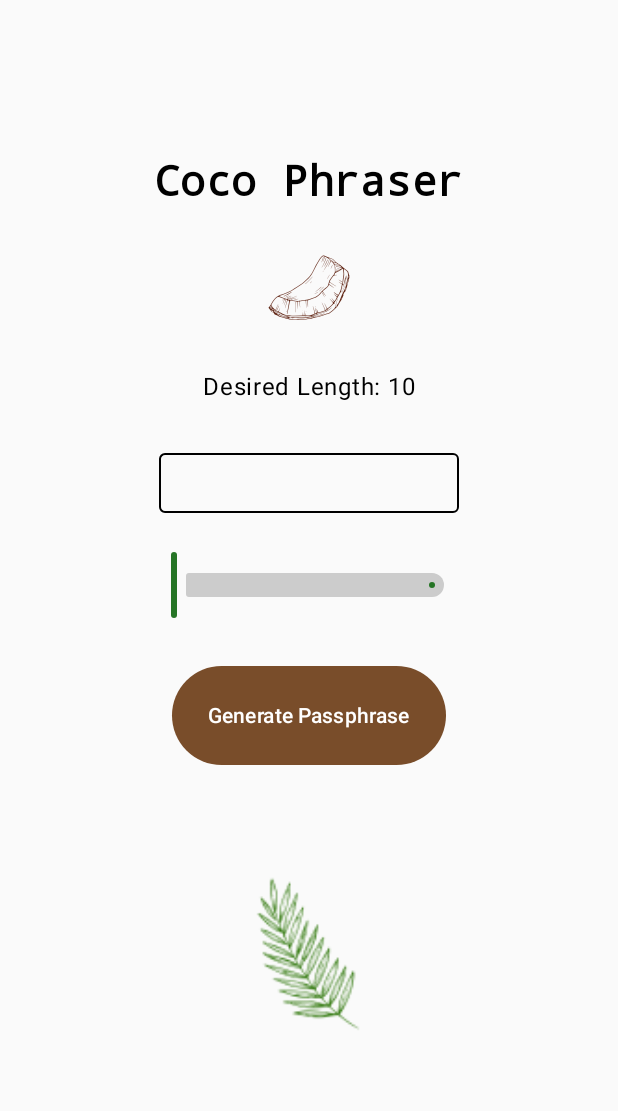
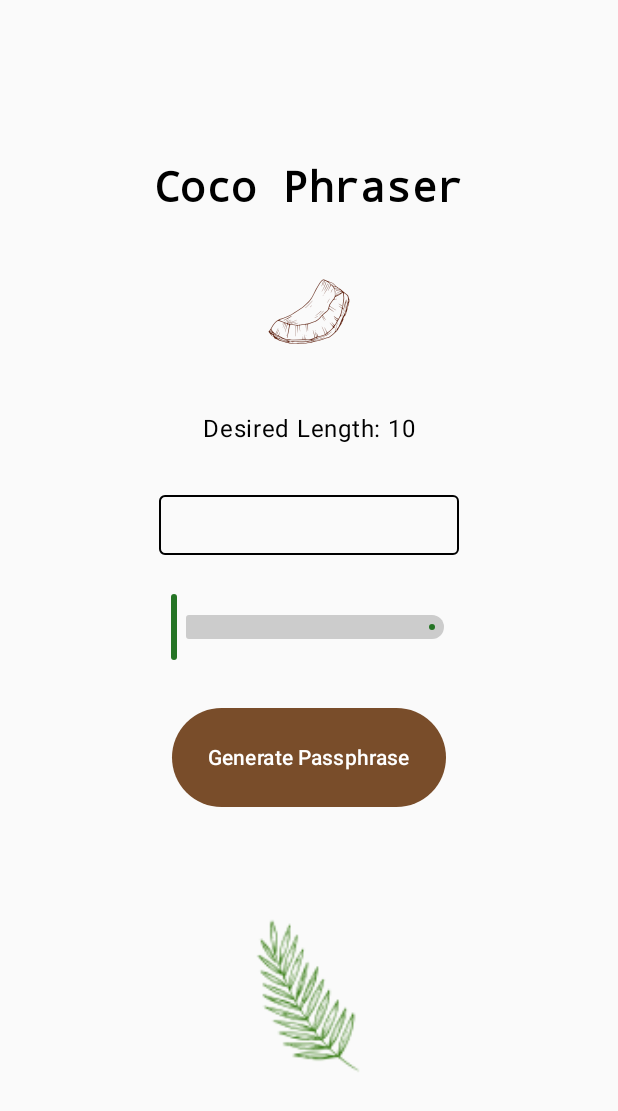
Before and after one commit to hispanicdevian/CocoPhraser, an Android app built with Jetpack Compose: the screen it shows after launch (MainActivity), on a phone screen of 412 x 824 dp. Shown: the top 1111 px of the screen. Run offline under Robolectric (Android 15) with nearby library versions, the phone set to English and light mode, and no system bars.

```diff
--- a/app/src/main/java/com/example/cocophraser/CocoPhraserScreen.kt
+++ b/app/src/main/java/com/example/cocophraser/CocoPhraserScreen.kt
@@ -44,7 +44,7 @@ fun CocoPhraserScreen(viewModel: CocoPhraserViewModel) {
             verticalArrangement = Arrangement.Center,
             horizontalAlignment = Alignment.CenterHorizontally
         ) {
-            Spacer(modifier = Modifier.padding(16.dp))
+            Spacer(modifier = Modifier.padding(32.dp))
 
             Text(
                 "Coco Phraser",
@@ -52,11 +52,13 @@ fun CocoPhraserScreen(viewModel: CocoPhraserViewModel) {
                 fontFamily = FontFamily.Monospace,
                 fontWeight = FontWeight.Bold
             )
+            Spacer(modifier = Modifier.padding(6.dp))
 
             Image(
                 painter = painterResource(R.mipmap.coco_phraser_shell_foreground),
                 contentDescription = "Image content description"
             )
+            Spacer(modifier = Modifier.padding(6.dp))
 
             Text(
                 "Desired Length: ${viewModel.desiredPasswordLength}",
```
